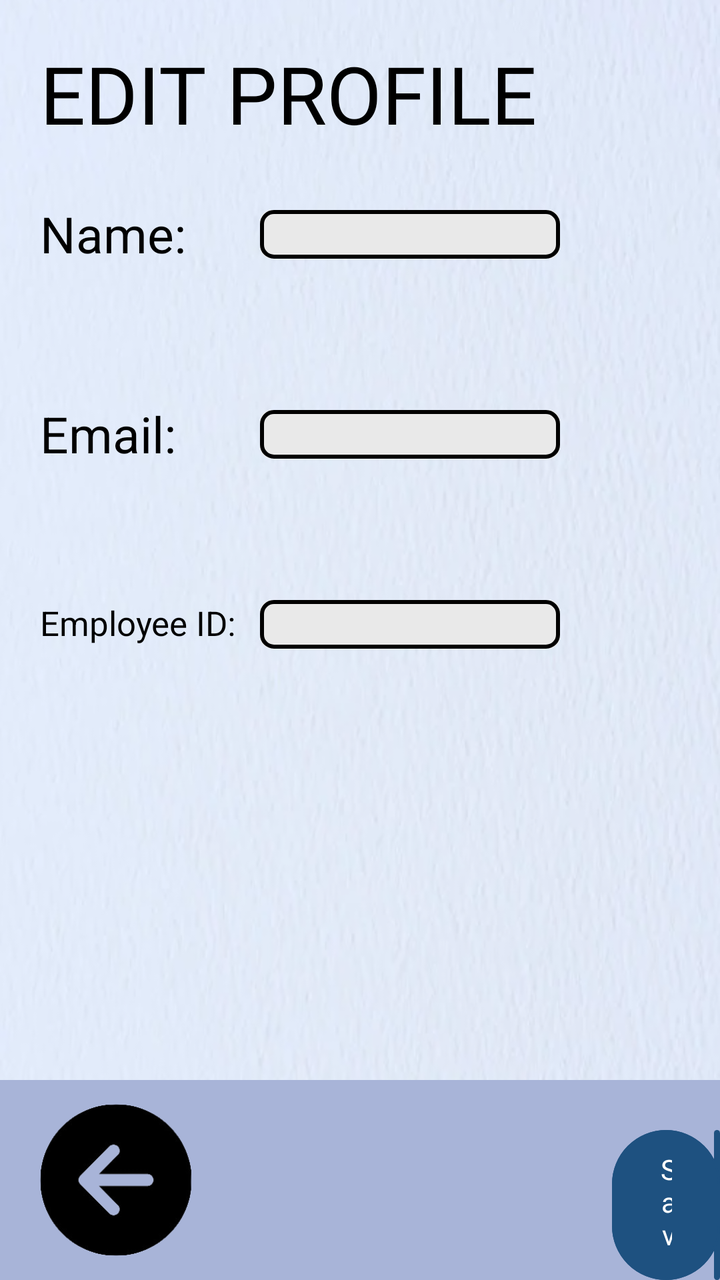
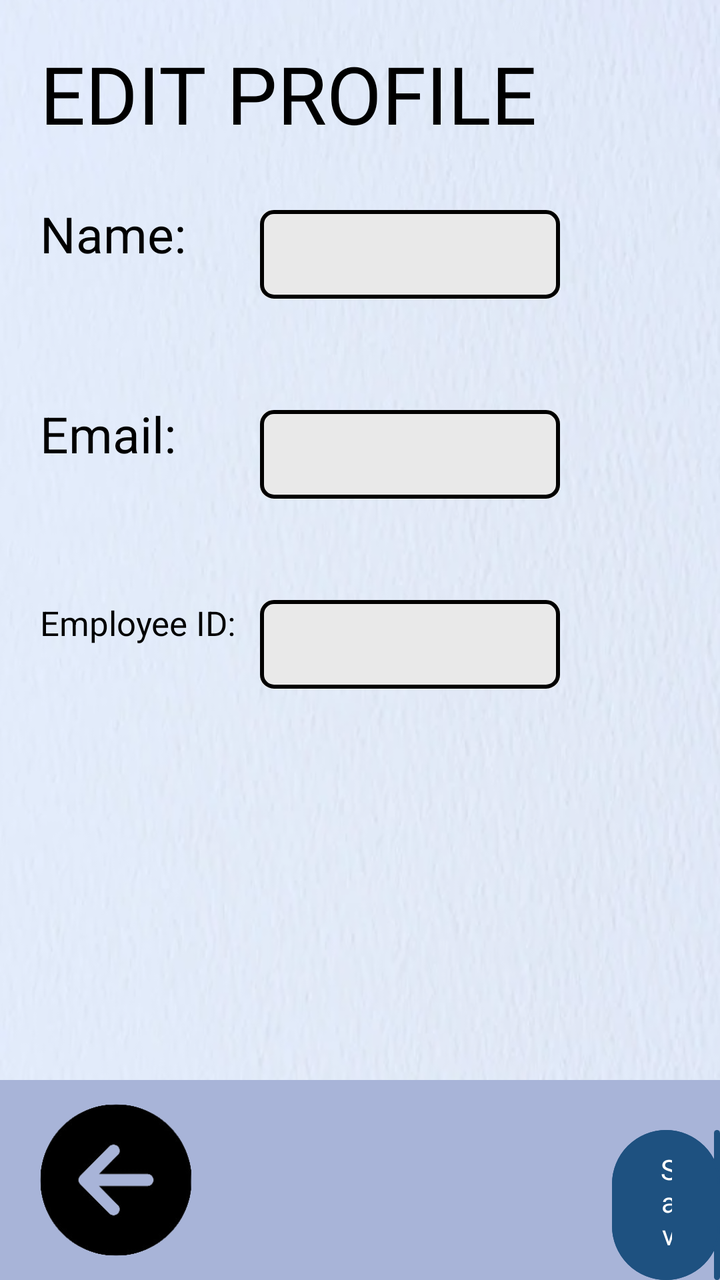

Before-and-after screenshots of an Android layout around one commit, followed by the original layout XML and the change that was made.
<!-- AndroidManifest.xml: application theme Theme.FinalsApplication -->
<!-- res/layout/profile_edit.xml -->
<?xml version="1.0" encoding="utf-8"?>
<RelativeLayout xmlns:android="http://schemas.android.com/apk/res/android"
    android:layout_width="match_parent"
    android:layout_height="match_parent"
    xmlns:tools="http://schemas.android.com/tools"
    xmlns:app="http://schemas.android.com/apk/res-auto"
    android:background="@drawable/textured_background">

    <TextView
        android:id="@+id/textViewEditProfile"
        android:layout_width="match_parent"
        android:layout_height="wrap_content"
        android:text="EDIT PROFILE"
        android:textColor="@color/black"
        android:fontFamily="@font/roboto_bold"
        android:textSize="40sp"
        android:layout_marginStart="20dp"
        android:layout_marginTop="20dp" />

    <TextView
        android:id="@+id/textViewEditName"
        android:layout_width="match_parent"
        android:layout_height="wrap_content"
        android:layout_marginStart="20dp"
        android:layout_marginLeft="-20dp"
        android:layout_marginTop="100dp"
        android:text="Name:"
        android:textColor="@color/black"
        android:textSize="25sp" />

    <EditText
        android:id="@+id/editTextEditName"
        android:layout_width="match_parent"
        android:layout_height="wrap_content"
        android:layout_marginStart="130dp"
        android:layout_marginTop="105dp"
        android:layout_marginEnd="80dp"
        android:layout_marginRight="80dp"
        android:textColor="@color/black"
        android:background="@drawable/square_button_colored_border" />

    <TextView
        android:id="@+id/textViewEditEmail"
        android:layout_width="match_parent"
        android:layout_height="wrap_content"
        android:layout_marginStart="20dp"
        android:layout_marginLeft="-20dp"
        android:layout_marginTop="200dp"
        android:text="Email:"
        android:textColor="@color/black"
        android:textSize="25sp" />

    <EditText
        android:id="@+id/editTextEditEmail"
        android:layout_width="match_parent"
        android:layout_height="wrap_content"
        android:layout_marginStart="130dp"
        android:layout_marginTop="205dp"
        android:layout_marginEnd="80dp"
        android:layout_marginRight="80dp"
        android:textColor="@color/black"
        android:background="@drawable/square_button_colored_border" />

    <TextView
        android:id="@+id/textViewEditEmployeeId"
        android:layout_width="match_parent"
        android:layout_height="wrap_content"
        android:textColor="@color/black"
        android:layout_marginStart="20dp"
        android:layout_marginLeft="-20dp"
        android:layout_marginTop="300dp"
        android:text="Employee ID:"
        android:textSize="17sp" />

    <EditText
        android:id="@+id/editTextEditEmployeeId"
        android:layout_width="match_parent"
        android:layout_height="wrap_content"
        android:layout_marginStart="130dp"
        android:layout_marginTop="300dp"
        android:layout_marginEnd="80dp"
        android:textColor="@color/black"
        android:layout_marginRight="80dp"
        android:background="@drawable/square_button_colored_border" />


    <LinearLayout
        android:layout_width="match_parent"
        android:layout_height="100dip"
        android:layout_alignParentBottom="true"
        android:background="#a8b4d8">

        <ImageButton
            android:id="@+id/imageButtonBackVT1"
            android:layout_width="76dp"
            android:layout_height="wrap_content"
            android:layout_marginStart="20dp"
            android:background="?android:attr/selectableItemBackground"
            android:scaleType="fitCenter"
            android:src="@drawable/arrowleft" />

        <Button
            android:id="@+id/buttonSubmitVT1"
            android:layout_width="wrap_content"
            android:layout_height="wrap_content"
            android:layout_marginStart="210dp"
            android:layout_marginTop="25dp"
            android:background="@drawable/rounded_button"
            android:fontFamily="@font/roboto_bold"
            android:scaleType="fitCenter"
            android:text="Save"
            android:textColor="@color/white"
            app:backgroundTint="#1e5180" />

    </LinearLayout>
</RelativeLayout>
<!-- resources referenced by this layout -->
<resources>
  <color name="black">#000000</color>
  <color name="white">#FFFFFFFF</color>
  <!-- drawable arrowleft: png bitmap (drawable, 16559 bytes) -->
  <!-- drawable rounded_button (drawable) -->
  <?xml version="1.0" encoding="utf-8"?>
  <layer-list xmlns:android="http://schemas.android.com/apk/res/android">
  
      <item>
          <shape>
              <corners android:radius="51dp" /> 
              <solid android:color="#1e5180" />
          </shape>
      </item>
  
      <item android:left="51dp">
          <shape>
              <solid android:color="#1e5180" />
              <corners android:radius="51dp" /> 
              <corners android:topRightRadius="51dp"
                  android:topLeftRadius="51dp"
                  android:bottomRightRadius="51dp"
                  android:bottomLeftRadius="51dp"/>
          </shape>
      </item>
  
      <item>
          <shape>
              
              <corners android:radius="51dp" /> 
              <solid android:color="@android:color/transparent" />
              <stroke
                  android:width="1dp"
                  android:color="#1e5180" />
          </shape>
      </item>
  </layer-list>
  <!-- drawable square_button_colored_border (drawable) -->
  <?xml version="1.0" encoding="utf-8"?>
  <layer-list xmlns:android="http://schemas.android.com/apk/res/android">
  
      <item>
          <shape>
              <corners android:radius="6dp" />
              <solid android:color="#e9e9e9" />
          </shape>
      </item>
  
      <item
          android:left="34dp">
  
          <shape>
              <solid android:color="#e9e9e9" />
              <corners android:radius="6dp"
                  android:topRightRadius="6dp"
                  android:topLeftRadius="5dp"
                  android:bottomRightRadius="6dp"
                  android:bottomLeftRadius="0dp"/>
          </shape>
      </item>
      <item>
          <shape>
              
              <corners android:radius="6dp" />
              <solid android:color="@android:color/transparent" />
              <stroke
                  android:width="2dp"
                  android:color="#000000" />
          </shape>
      </item>
  </layer-list>
  <!-- drawable textured_background: png bitmap (drawable, 258989 bytes) -->
  <style name="Theme.FinalsApplication" parent="Base.Theme.FinalsApplication" />
  <style name="Base.Theme.FinalsApplication" parent="Theme.Material3.DayNight.NoActionBar">
          
          
          <item name="android:statusBarColor">#00000000</item>
      </style>
</resources>

<!-- the commit's change to res/layout/profile_edit.xml (unified diff, before → after) -->
@@ -37,6 +37,9 @@
         android:layout_marginEnd="80dp"
         android:layout_marginRight="80dp"
         android:textColor="@color/black"
+        android:paddingTop="10dp"
+        android:paddingLeft="8dp"
+        android:paddingBottom="10dp"
         android:background="@drawable/square_button_colored_border" />
 
     <TextView
@@ -59,6 +62,9 @@
         android:layout_marginEnd="80dp"
         android:layout_marginRight="80dp"
         android:textColor="@color/black"
+        android:paddingTop="10dp"
+        android:paddingLeft="8dp"
+        android:paddingBottom="10dp"
         android:background="@drawable/square_button_colored_border" />
 
     <TextView
@@ -81,6 +87,9 @@
         android:layout_marginEnd="80dp"
         android:textColor="@color/black"
         android:layout_marginRight="80dp"
+        android:paddingTop="10dp"
+        android:paddingLeft="8dp"
+        android:paddingBottom="10dp"
         android:background="@drawable/square_button_colored_border" />
 
 
